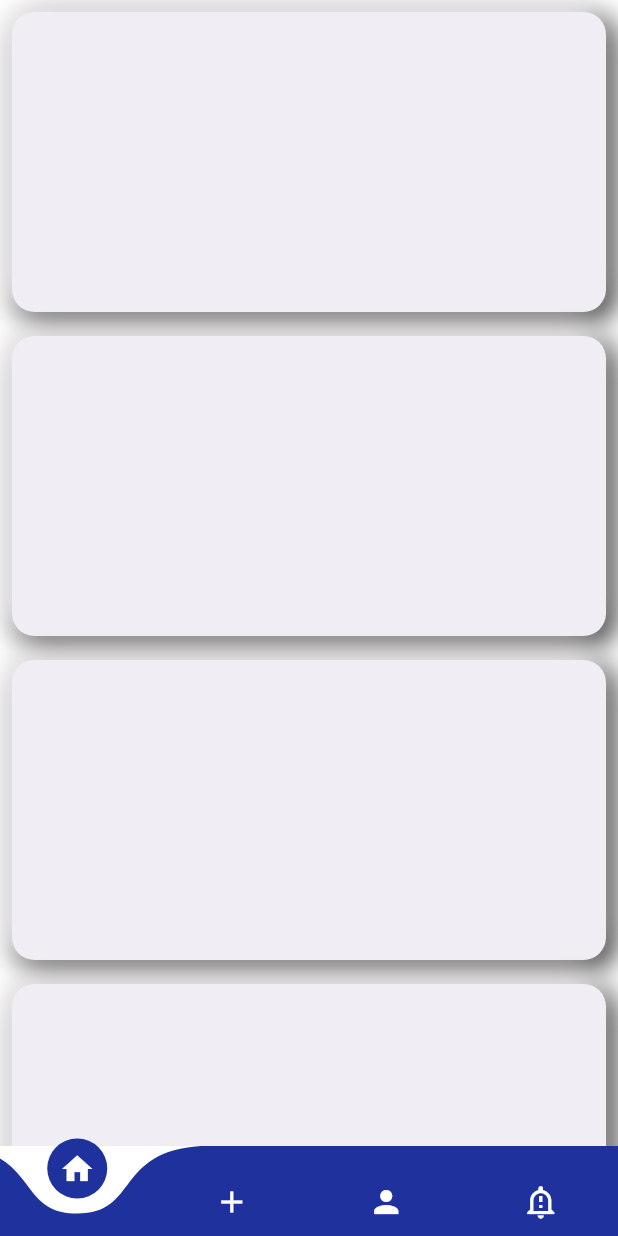
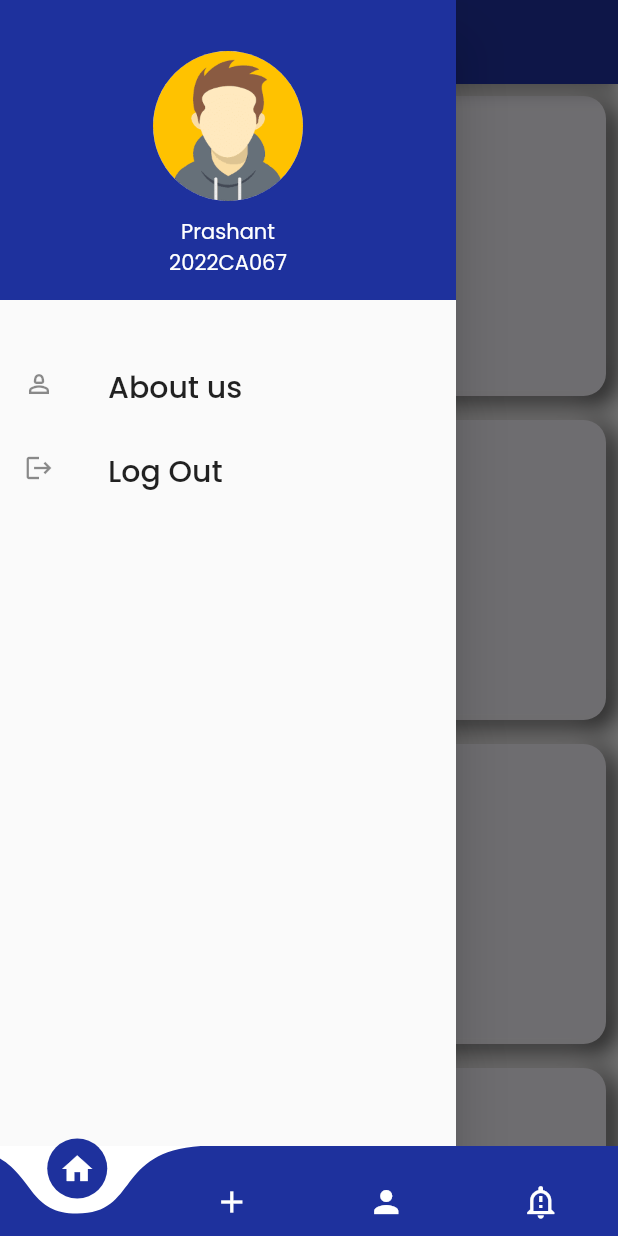
Before and after one commit to Vinayak9307/Querium, a Flutter app: the screen it shows once a user with an empty profile is signed in, with the side drawer open (before the commit the screen has no drawer), on a phone screen of 412 x 824 dp. Run offline on Flutter 3.47's test engine with Material 2 defaults, Android fonts, the phone set to English and light mode, and no system bars; drawn by our look-alikes of curved_navigation_bar; our stand-ins replace cloud_firestore, firebase_auth, firebase_core, firebase_storage, google_fonts, hexcolor and 1 more; accounts and stored records are empty.

Commit message:
added drawer

```diff
--- /dev/null
+++ b/lib/views/drawer.dart
@@ -0,0 +1,70 @@
+import 'package:flutter/material.dart';
+import 'package:querium/resources/auth_methods.dart';
+import 'package:querium/utils/global_colors.dart';
+import 'package:querium/utils/utils.dart';
+import 'package:querium/views/onboarding.dart';
+
+class MyDrawer extends StatefulWidget {
+  const MyDrawer({super.key});
+
+  @override
+  State<MyDrawer> createState() => _MyDrawerState();
+}
+
+class _MyDrawerState extends State<MyDrawer> {
+  void logOutUser() async {
+    String res = await AuthMethods().logoutUser();
+    if (res != "Log Out Success") {
+      // ignore: use_build_context_synchronously
+      showSnackBar(context, res);
+    } else {
+      // ignore: use_build_context_synchronously
+      Navigator.pushReplacement(
+        context,
+        MaterialPageRoute(builder: (context) => const OnBoarding()),
+      );
+    }
+  }
+  @override
+  Widget build(BuildContext context) {
+    return Column(
+      children: [
+        Container(
+          color: GlobalColor.mainColor,
+          width: double.infinity,
+          height: 200,
+          padding: const EdgeInsets.only(top: 20),
+          child: Column(
+            mainAxisAlignment: MainAxisAlignment.center,
+            children: [
+              Container(
+                margin: const EdgeInsets.only(bottom: 10),
+                height: 100,
+                decoration: const BoxDecoration(
+                  shape: BoxShape.circle,
+                  image:  DecorationImage(image: AssetImage("assets/images/index.png"))
+                ),
+              ),
+              const Text('Prashant' , style: TextStyle(color: Colors.white),),
+              const Text('2022CA067',style: TextStyle(color: Colors.white),),
+
+
+            ],
+
+          ),
+        ),
+        const SizedBox(height:30),
+        ListTile(
+            leading: const Icon(Icons.person_2_outlined ,size: 20,),
+            title: const Text('About us' ,style: TextStyle(fontSize: 20),),
+            onTap: () {},
+          ),
+        ListTile(
+            leading: const Icon(Icons.logout,size: 20,),
+            title: const Text('Log Out' ,style: TextStyle(fontSize: 20),),
+            onTap: logOutUser,
+          ),
+      ],
+    );
+  }
+}
--- a/lib/views/student_home_screen.dart
+++ b/lib/views/student_home_screen.dart
@@ -1,5 +1,7 @@
 import 'package:flutter/material.dart';
 import 'package:provider/provider.dart';
+import 'package:querium/utils/global_colors.dart';
+import 'package:querium/views/drawer.dart';
 import 'package:querium/views/main_feed.dart';
 import 'package:querium/providers/user_provider.dart';
 
@@ -38,6 +40,12 @@ class _StudentHomeScreenState extends State<StudentHomeScreen> {
   @override
   Widget build(BuildContext context) {
     return Scaffold(
+      appBar: AppBar(
+        backgroundColor: GlobalColor.mainColor,
+        title: const Text('Feed',textAlign: TextAlign.center, style:TextStyle(fontWeight: FontWeight.w600) ),
+        centerTitle: true,
+        //automaticallyImplyLeading: false,
+      ),
       backgroundColor: Colors.white,
       body: ListView.builder(
         itemCount: post.length,
@@ -45,6 +53,15 @@ class _StudentHomeScreenState extends State<StudentHomeScreen> {
           return const Post();
         },
       ),
+      drawer: Drawer(
+        child: SingleChildScrollView(
+          child: Column(
+            children: const [
+              MyDrawer(),
+            ],
+          ),
+        ),
+      ),
     );
   }
 }
```
Also changed, not shown: lib/views/file_complaint.dart (+12 -1 lines), lib/views/profile.dart (+15 -2 lines).
